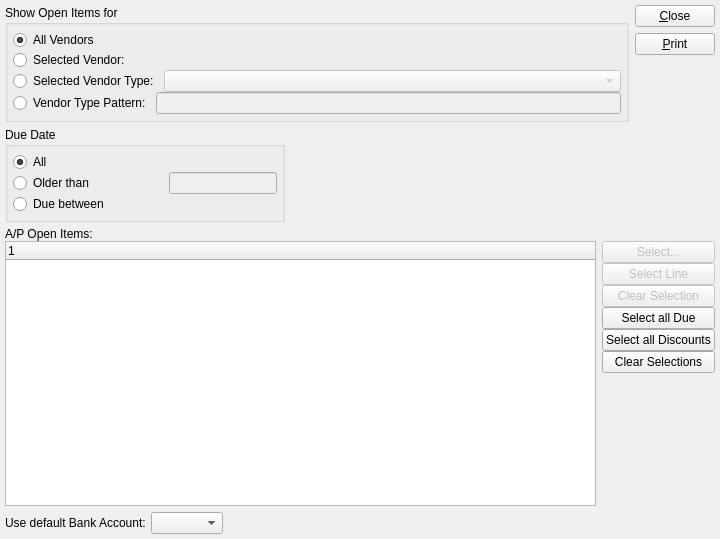
Before: the Qt Designer form guiclient/selectPayments.ui in Pegasus-RPG/xtuple-client, drawn with Qt 5.
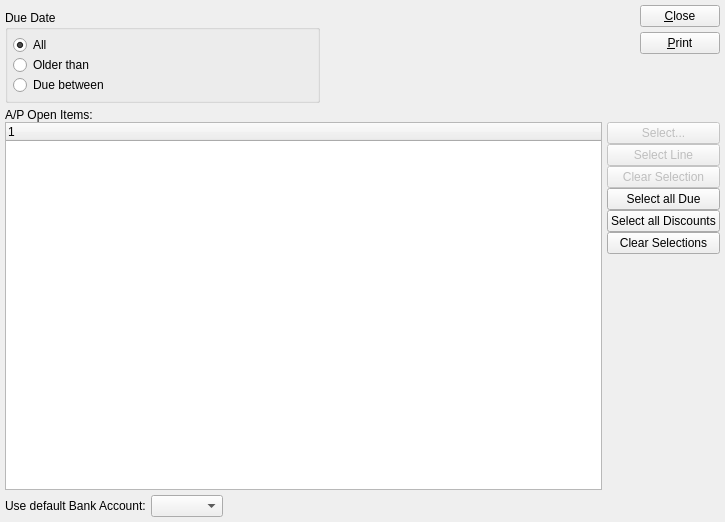
After: the same form once the commit is applied. Custom widgets are drawn as their Qt base class.

Diff of the .ui file:
```diff
--- a/guiclient/selectPayments.ui
+++ b/guiclient/selectPayments.ui
@@ -5,161 +5,18 @@
    <rect>
     <x>0</x>
     <y>0</y>
-    <width>720</width>
-    <height>539</height>
+    <width>725</width>
+    <height>522</height>
    </rect>
   </property>
   <property name="windowTitle" >
    <string>Select Payments</string>
   </property>
-   <layout class="QVBoxLayout" >
+  <layout class="QVBoxLayout" name="verticalLayout" >
     <item>
-     <layout class="QHBoxLayout" >
-      <property name="margin" >
-       <number>0</number>
-      </property>
-      <property name="spacing" >
-       <number>6</number>
-      </property>
-      <item>
-       <widget class="QGroupBox" name="_vendorGroup" >
-        <property name="title" >
-         <string>Show Open Items for</string>
-        </property>
+    <layout class="QGridLayout" name="gridLayout" >
+     <item rowspan="2" row="0" column="2" >
         <layout class="QVBoxLayout" >
-         <property name="margin" >
-          <number>5</number>
-         </property>
-         <property name="spacing" >
-          <number>0</number>
-         </property>
-         <item>
-          <widget class="QRadioButton" name="_allVendors" >
-           <property name="text" >
-            <string>All Vendors</string>
-           </property>
-           <property name="checked" >
-            <bool>true</bool>
-           </property>
-          </widget>
-         </item>
-         <item>
-          <layout class="QHBoxLayout" >
-           <property name="margin" >
-            <number>0</number>
-           </property>
-           <property name="spacing" >
-            <number>5</number>
-           </property>
-           <item>
-            <widget class="QRadioButton" name="_selectedVendor" >
-             <property name="text" >
-              <string>Selected Vendor:</string>
-             </property>
-            </widget>
-           </item>
-           <item>
-            <layout class="QHBoxLayout" >
-             <property name="margin" >
-              <number>0</number>
-             </property>
-             <property name="spacing" >
-              <number>0</number>
-             </property>
-             <item>
-              <widget class="VendorInfo" name="_vend" >
-               <property name="enabled" >
-                <bool>false</bool>
-               </property>
-              </widget>
-             </item>
-             <item>
-              <spacer>
-               <property name="orientation" >
-                <enum>Qt::Horizontal</enum>
-               </property>
-               <property name="sizeType" >
-                <enum>QSizePolicy::Expanding</enum>
-               </property>
-               <property name="sizeHint" >
-                <size>
-                 <width>251</width>
-                 <height>16</height>
-                </size>
-               </property>
-              </spacer>
-             </item>
-            </layout>
-           </item>
-          </layout>
-         </item>
-         <item>
-          <layout class="QHBoxLayout" >
-           <property name="margin" >
-            <number>0</number>
-           </property>
-           <property name="spacing" >
-            <number>5</number>
-           </property>
-           <item>
-            <widget class="QRadioButton" name="_selectedVendorType" >
-             <property name="text" >
-              <string>Selected Vendor Type:</string>
-             </property>
-            </widget>
-           </item>
-           <item>
-            <widget class="XComboBox" name="_vendorTypes" >
-             <property name="enabled" >
-              <bool>false</bool>
-             </property>
-             <property name="sizePolicy" >
-              <sizepolicy>
-               <hsizetype>7</hsizetype>
-               <vsizetype>0</vsizetype>
-               <horstretch>0</horstretch>
-               <verstretch>0</verstretch>
-              </sizepolicy>
-             </property>
-            </widget>
-           </item>
-          </layout>
-         </item>
-         <item>
-          <layout class="QHBoxLayout" >
-           <property name="margin" >
-            <number>0</number>
-           </property>
-           <property name="spacing" >
-            <number>5</number>
-           </property>
-           <item>
-            <widget class="QRadioButton" name="_vendorTypePattern" >
-             <property name="text" >
-              <string>Vendor Type Pattern:</string>
-             </property>
-            </widget>
-           </item>
-           <item>
-            <widget class="XLineEdit" name="_vendorType" >
-             <property name="enabled" >
-              <bool>false</bool>
-             </property>
-            </widget>
-           </item>
-          </layout>
-         </item>
-        </layout>
-       </widget>
-      </item>
-      <item>
-       <layout class="QVBoxLayout" >
-        <property name="margin" >
-         <number>0</number>
-        </property>
-        <property name="spacing" >
-         <number>6</number>
-        </property>
         <item>
          <widget class="QPushButton" name="_close" >
           <property name="text" >
@@ -194,7 +51,7 @@
           <property name="sizeType" >
            <enum>QSizePolicy::Expanding</enum>
           </property>
-          <property name="sizeHint" >
+         <property name="sizeHint" stdset="0" >
            <size>
             <width>16</width>
             <height>0</height>
@@ -204,28 +61,21 @@
         </item>
        </layout>
       </item>
-     </layout>
-    </item>
-    <item>
-     <layout class="QHBoxLayout" >
-      <property name="margin" >
-       <number>0</number>
-      </property>
-      <property name="spacing" >
-       <number>0</number>
-      </property>
-      <item>
+     <item row="0" column="0" >
+      <widget class="VendorGroup" name="_vendorgroup" />
+     </item>
+     <item row="1" column="0" >
        <widget class="QGroupBox" name="buttonGroup2" >
         <property name="title" >
          <string>Due Date</string>
         </property>
         <layout class="QVBoxLayout" >
-         <property name="margin" >
-          <number>5</number>
-         </property>
          <property name="spacing" >
           <number>0</number>
          </property>
+        <property name="margin" >
+         <number>5</number>
+        </property>
          <item>
           <widget class="QRadioButton" name="_dueAll" >
            <property name="text" >
@@ -238,9 +88,6 @@
          </item>
          <item>
           <layout class="QHBoxLayout" >
-           <property name="margin" >
-            <number>0</number>
-           </property>
            <property name="spacing" >
             <number>5</number>
            </property>
@@ -253,9 +100,6 @@
            </item>
            <item>
             <layout class="QHBoxLayout" >
-             <property name="margin" >
-              <number>0</number>
-             </property>
              <property name="spacing" >
               <number>0</number>
              </property>
@@ -267,7 +111,7 @@
                <property name="sizeType" >
                 <enum>QSizePolicy::Expanding</enum>
                </property>
-               <property name="sizeHint" >
+              <property name="sizeHint" stdset="0" >
                 <size>
                  <width>0</width>
                  <height>20</height>
@@ -288,17 +132,11 @@
          </item>
          <item>
           <layout class="QHBoxLayout" >
-           <property name="margin" >
-            <number>0</number>
-           </property>
            <property name="spacing" >
             <number>5</number>
            </property>
            <item>
             <layout class="QVBoxLayout" >
-             <property name="margin" >
-              <number>0</number>
-             </property>
              <property name="spacing" >
               <number>0</number>
              </property>
@@ -317,7 +155,7 @@
                <property name="sizeType" >
                 <enum>QSizePolicy::Expanding</enum>
                </property>
-               <property name="sizeHint" >
+              <property name="sizeHint" stdset="0" >
                 <size>
                  <width>20</width>
                  <height>0</height>
@@ -337,9 +175,11 @@
           </layout>
          </item>
         </layout>
-       </widget>
-      </item>
-      <item>
+       <zorder>_dueAll</zorder>
+       <zorder>_vendorgroup</zorder>
+      </widget>
+     </item>
+     <item row="0" column="1" >
        <spacer>
         <property name="orientation" >
          <enum>Qt::Horizontal</enum>
@@ -347,10 +187,10 @@
         <property name="sizeType" >
          <enum>QSizePolicy::Expanding</enum>
         </property>
-        <property name="sizeHint" >
+       <property name="sizeHint" stdset="0" >
          <size>
-          <width>430</width>
-          <height>20</height>
+         <width>0</width>
+         <height>0</height>
          </size>
         </property>
        </spacer>
@@ -360,9 +200,7 @@
     <item>
      <widget class="QFrame" name="frame" >
       <property name="sizePolicy" >
-       <sizepolicy>
-        <hsizetype>5</hsizetype>
-        <vsizetype>7</vsizetype>
+      <sizepolicy vsizetype="Expanding" hsizetype="Preferred" >
         <horstretch>0</horstretch>
         <verstretch>1</verstretch>
        </sizepolicy>
@@ -377,14 +215,8 @@
        <property name="margin" >
         <number>0</number>
        </property>
-       <property name="spacing" >
-        <number>6</number>
-       </property>
        <item>
         <layout class="QVBoxLayout" >
-         <property name="margin" >
-          <number>0</number>
-         </property>
          <property name="spacing" >
           <number>0</number>
          </property>
@@ -397,12 +229,6 @@
          </item>
          <item>
           <layout class="QHBoxLayout" >
-           <property name="margin" >
-            <number>0</number>
-           </property>
-           <property name="spacing" >
-            <number>6</number>
-           </property>
            <item>
             <widget class="XTreeWidget" name="_apopen" >
              <property name="selectionMode" >
@@ -412,9 +238,6 @@
            </item>
            <item>
             <layout class="QVBoxLayout" >
-             <property name="margin" >
-              <number>0</number>
-             </property>
              <property name="spacing" >
               <number>0</number>
              </property>
@@ -513,7 +336,7 @@
                <property name="sizeType" >
                 <enum>QSizePolicy::Expanding</enum>
                </property>
-               <property name="sizeHint" >
+              <property name="sizeHint" stdset="0" >
                 <size>
                  <width>16</width>
                  <height>46</height>
@@ -529,9 +352,6 @@
        </item>
        <item>
         <layout class="QHBoxLayout" >
-         <property name="margin" >
-          <number>0</number>
-         </property>
          <property name="spacing" >
           <number>5</number>
          </property>
@@ -544,9 +364,6 @@
          </item>
          <item>
           <layout class="QHBoxLayout" >
-           <property name="margin" >
-            <number>0</number>
-           </property>
            <property name="spacing" >
             <number>0</number>
            </property>
@@ -565,7 +382,7 @@
              <property name="sizeType" >
               <enum>QSizePolicy::MinimumExpanding</enum>
              </property>
-             <property name="sizeHint" >
+            <property name="sizeHint" stdset="0" >
               <size>
                <width>40</width>
                <height>20</height>
@@ -592,24 +409,19 @@
   </customwidget>
   <customwidget>
    <class>DLineEdit</class>
-   <extends>XLineEdit</extends>
+   <extends>QWidget</extends>
    <header>datecluster.h</header>
   </customwidget>
   <customwidget>
-   <class>XLineEdit</class>
-   <extends>QLineEdit</extends>
-   <header>xlineedit.h</header>
+   <class>VendorGroup</class>
+   <extends>QWidget</extends>
+   <header>vendorgroup.h</header>
   </customwidget>
   <customwidget>
    <class>XComboBox</class>
    <extends>QComboBox</extends>
    <header>xcombobox.h</header>
   </customwidget>
-  <customwidget>
-   <class>VendorInfo</class>
-   <extends>QWidget</extends>
-   <header>vendorinfo.h</header>
-  </customwidget>
   <customwidget>
    <class>XTreeWidget</class>
    <extends>QTreeWidget</extends>
```
Left out of the diff: 91 changed lines with no effect on the pictures. Lines whose indentation alone changed are shown as unchanged.
